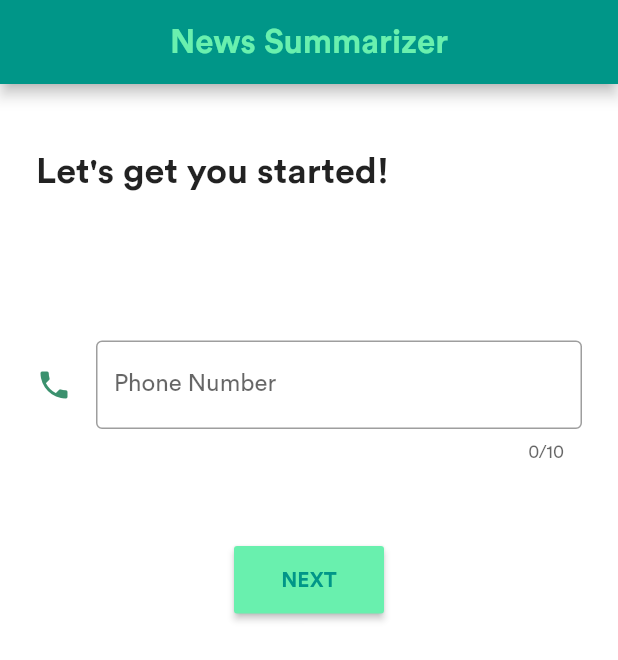
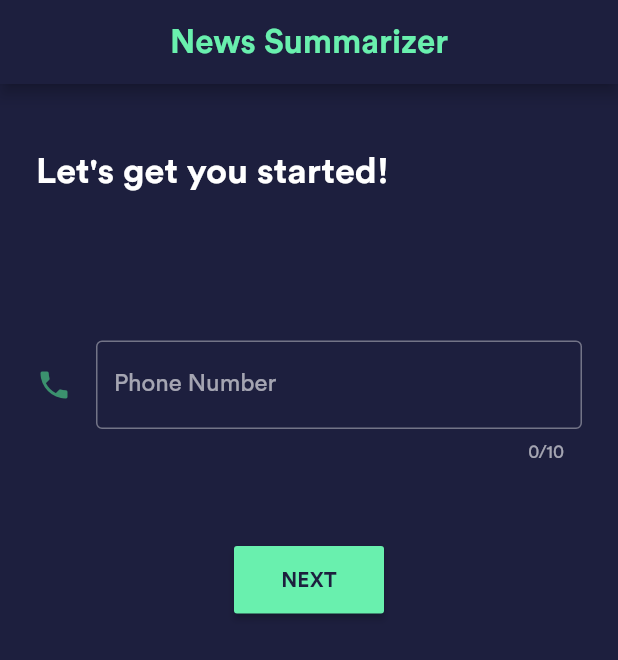
Before and after one commit to smoke-trees/news-summarizer-app, a Flutter app: the screen it shows after launch, on a phone screen of 412 x 824 dp. Shown: the top 660 px of the screen. Run offline on Flutter 3.47's test engine with Material 2 defaults, Android fonts, the phone set to English and light mode, and no system bars; our stand-ins replace cached_network_image, chips_choice, dio, firebase_auth, firebase_core, get and 4 more; missing offline and left inert: webfeed; accounts and stored records are empty; generated files the repository leaves out were written again.

Commit message:
Theme: User theme is loaded on startup

```diff
--- a/lib/src/providers/theme_provider.dart
+++ b/lib/src/providers/theme_provider.dart
@@ -1,11 +1,27 @@
 import 'package:animations/animations.dart';
 import 'package:flutter/material.dart';
+import 'package:news_summarizer/src/utils/shared_prefs.dart';
 
 class ThemeProvider with ChangeNotifier {
   ThemeData theme;
 
   ThemeProvider() {
-    this.theme = lightTheme;
+    this.theme = darkTheme;
+    getUserTheme();
+  }
+
+  getUserTheme() async {
+    var _isDarkMode = await SharedPrefs.getIsDarkMode();
+    if (_isDarkMode != null) {
+      if (_isDarkMode) {
+        theme = darkTheme;
+      } else {
+        theme = lightTheme;
+      }
+    } else {
+      theme = darkTheme;
+    }
+    notifyListeners();
   }
 
   final darkTheme = ThemeData(
@@ -50,11 +66,13 @@ class ThemeProvider with ChangeNotifier {
 
   void setDarkTheme() {
     theme = darkTheme;
+    SharedPrefs.setIsDarkMode(true);
     notifyListeners();
   }
 
   void setLightTheme() {
     theme = lightTheme;
+    SharedPrefs.setIsDarkMode(false);
     notifyListeners();
   }
 
--- a/lib/src/utils/shared_prefs.dart
+++ b/lib/src/utils/shared_prefs.dart
@@ -24,4 +24,16 @@ class SharedPrefs {
     final key = 'hasUserSelectedPrefs';
     prefs.setBool(key, value);
   }
+
+  static Future<bool> getIsDarkMode() async {
+    final SharedPreferences prefs = await SharedPreferences.getInstance();
+    final key = 'isDarkMode';
+    return prefs.getBool(key);
+  }
+
+  static void setIsDarkMode(bool value) async {
+    final SharedPreferences prefs = await SharedPreferences.getInstance();
+    final key = 'isDarkMode';
+    prefs.setBool(key, value);
+  }
 }
```
Also changed, not shown: lib/src/ui/pages/news_page.dart (+5 -3 lines).
